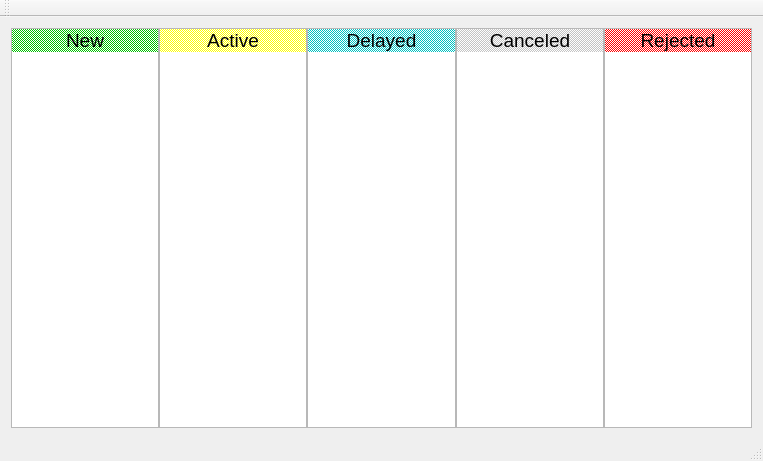
Before: the Qt Designer form mainwindow.ui in AlexBolotsin/SpringTable, drawn with Qt 5.
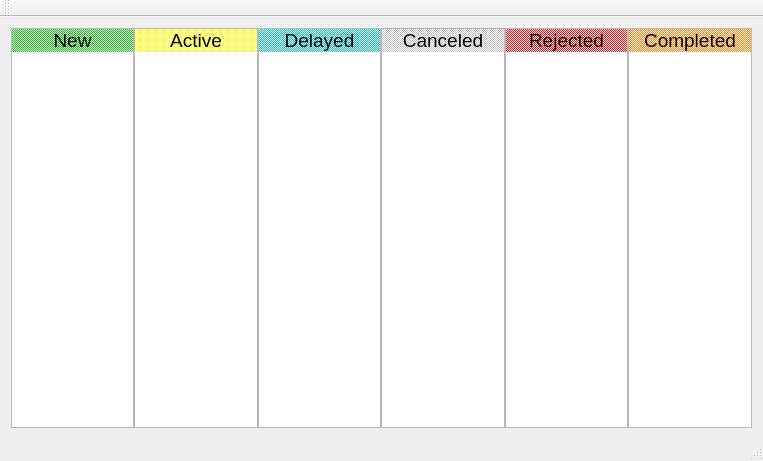
After: the same form once the commit is applied. Custom widgets are drawn as their Qt base class.

Commit message: Add serialization for widgetList. Created new dialog to watch task. .....Set dialogs to be modal.

```diff
--- a/mainwindow.ui
+++ b/mainwindow.ui
@@ -240,6 +240,47 @@
         </item>
        </widget>
       </item>
+      <item>
+       <widget class="MyListWidget" name="listWidget_6">
+        <property name="acceptDrops">
+         <bool>true</bool>
+        </property>
+        <property name="dragEnabled">
+         <bool>true</bool>
+        </property>
+        <property name="dragDropMode">
+         <enum>QAbstractItemView::DragDrop</enum>
+        </property>
+        <property name="defaultDropAction">
+         <enum>Qt::MoveAction</enum>
+        </property>
+        <item>
+         <property name="text">
+          <string>Completed</string>
+         </property>
+         <property name="font">
+          <font>
+           <pointsize>14</pointsize>
+          </font>
+         </property>
+         <property name="textAlignment">
+          <set>AlignHCenter|AlignVCenter|AlignCenter</set>
+         </property>
+         <property name="background">
+          <brush brushstyle="Dense4Pattern">
+           <color alpha="255">
+            <red>255</red>
+            <green>128</green>
+            <blue>0</blue>
+           </color>
+          </brush>
+         </property>
+         <property name="flags">
+          <set>ItemIsUserCheckable|ItemIsEnabled</set>
+         </property>
+        </item>
+       </widget>
+      </item>
      </layout>
     </item>
    </layout>
```
The commit also changes 9 other files.
